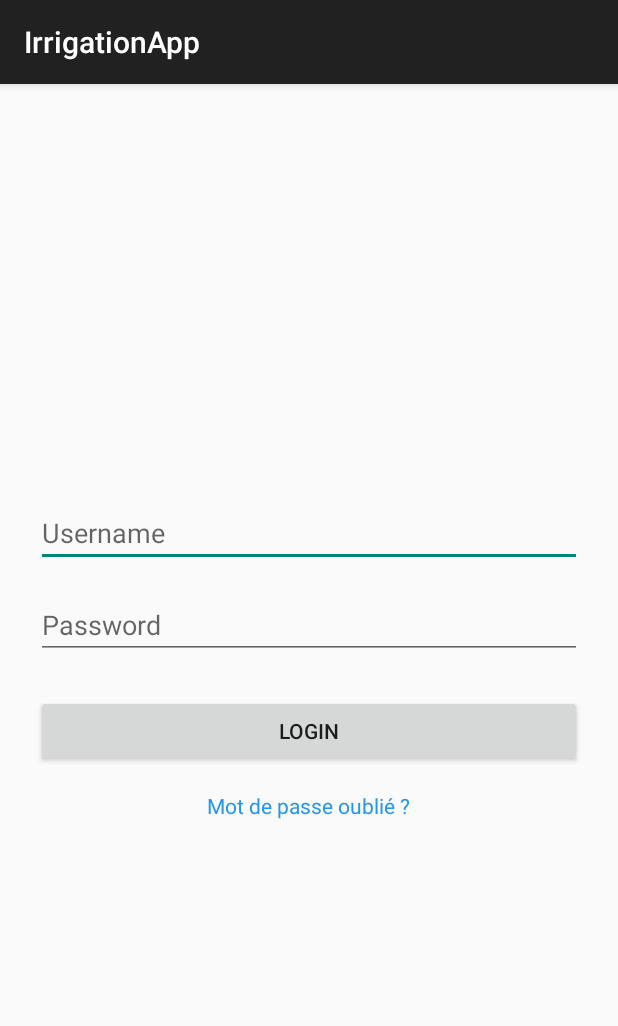
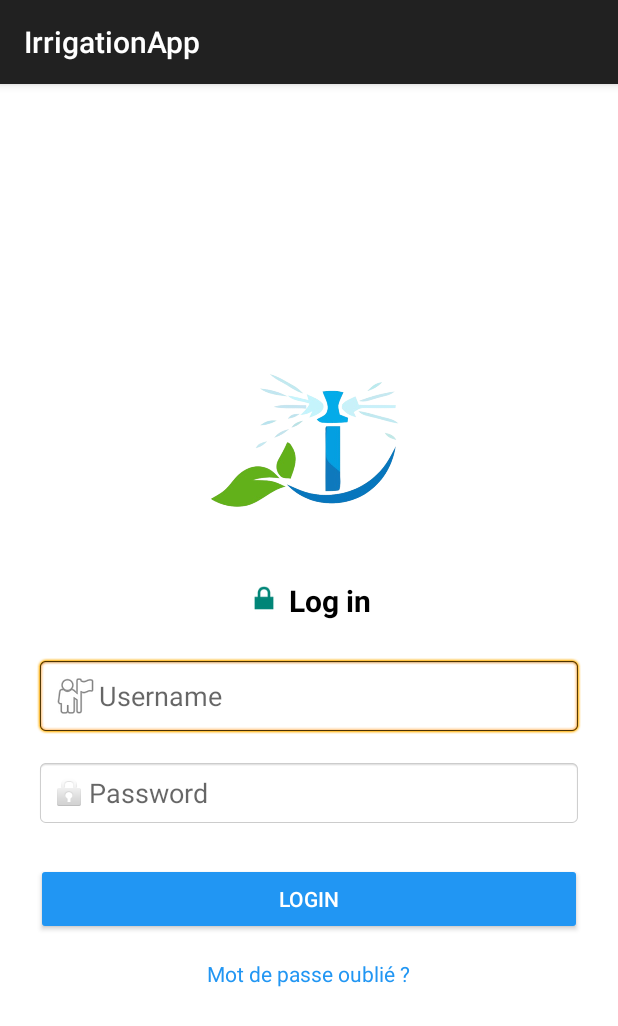
Before and after one commit to LEMNAIZIwalid/IrrigationSys, an Android app built with Jetpack Compose: the LoginActivity screen opened directly, with no data from a screen before it, after a tap on "LOGIN", on a phone screen of 412 x 824 dp. Shown: the top 1026 px of the screen. Run offline under Robolectric (Android 15) with nearby library versions, the light colour scheme and no system bars.

Commit message:
RMI liaison

```diff
--- a/app/src/main/AndroidManifest.xml
+++ b/app/src/main/AndroidManifest.xml
@@ -2,6 +2,9 @@
 <manifest xmlns:android="http://schemas.android.com/apk/res/android"
     xmlns:tools="http://schemas.android.com/tools"
     package="com.example.irrigationapp">
+
+    <!-- Permission pour autoriser l'application à accéder à Internet -->
+    <uses-permission android:name="android.permission.INTERNET" />
 
     <application
         android:allowBackup="true"
@@ -40,10 +43,10 @@
 
         <!-- Page d'accueil après connexion -->
         <activity android:name=".views.HomeActivity" />
+
         <!-- Pages de arrosage -->
         <activity android:name=".views.ArrosageManuelleActivity" />
         <activity android:name=".views.ArrosageAutomatiqueActivity" />
-
 
         <!-- Autres pages appelées depuis HomeActivity -->
         <activity android:name=".views.NotificationActivity" />
--- a/app/src/main/java/com/example/irrigationapp/views/LoginActivity.java
+++ b/app/src/main/java/com/example/irrigationapp/views/LoginActivity.java
@@ -2,7 +2,6 @@ package com.example.irrigationapp.views;
 
 import android.content.Intent;
 import android.os.Bundle;
-import android.view.View;
 import android.widget.Button;
 import android.widget.EditText;
 import android.widget.TextView;
@@ -11,6 +10,8 @@ import android.widget.Toast;
 import androidx.appcompat.app.AppCompatActivity;
 
 import com.example.irrigationapp.R;
+import com.example.irrigationapp.controller.LoginController;
+import com.example.irrigationapp.model.User;
 
 public class LoginActivity extends AppCompatActivity {
 
@@ -18,32 +19,51 @@ public class LoginActivity extends AppCompatActivity {
     private Button loginBtn;
     private TextView forgotPasswordText;
 
+    private LoginController loginController;
+
     @Override
     protected void onCreate(Bundle savedInstanceState) {
         super.onCreate(savedInstanceState);
-        setContentView(R.layout.activity_login); // Vérifie que ce fichier XML contient bien les IDs
+        setContentView(R.layout.activity_login);
 
         usernameEditText = findViewById(R.id.editTextUsername);
         passwordEditText = findViewById(R.id.editTextPassword);
         loginBtn = findViewById(R.id.buttonLogin);
         forgotPasswordText = findViewById(R.id.forgotPasswordText);
 
+        loginController = new LoginController();
+
         loginBtn.setOnClickListener(v -> {
             String username = usernameEditText.getText().toString().trim();
             String password = passwordEditText.getText().toString().trim();
 
-            if (username.equals("admin") && password.equals("admin")) {
-                Intent intent = new Intent(LoginActivity.this, HomeActivity.class);
-                startActivity(intent);
-                finish(); // Pour empêcher de revenir à la page login
-            } else {
-                Toast.makeText(LoginActivity.this, "Identifiants incorrects", Toast.LENGTH_SHORT).show();
+            if (username.isEmpty() || password.isEmpty()) {
+                Toast.makeText(this, "Veuillez remplir tous les champs", Toast.LENGTH_SHORT).show();
+                return;
             }
+
+            User user = new User(username, password);
+
+            loginController.login(user, new LoginController.LoginCallback() {
+                @Override
+                public void onSuccess() {
+                    runOnUiThread(() -> {
+                        Toast.makeText(LoginActivity.this, "Connexion réussie", Toast.LENGTH_SHORT).show();
+                        startActivity(new Intent(LoginActivity.this, HomeActivity.class));
+                        finish();
+                    });
+                }
+
+                @Override
+                public void onFailure(String message) {
+                    runOnUiThread(() ->
+                            Toast.makeText(LoginActivity.this, message, Toast.LENGTH_SHORT).show());
+                }
+            });
         });
 
         forgotPasswordText.setOnClickListener(v -> {
-            Intent intent = new Intent(LoginActivity.this, ForgotPasswordActivity.class);
-            startActivity(intent);
+            startActivity(new Intent(LoginActivity.this, ForgotPasswordActivity.class));
         });
     }
 }
--- a/app/src/main/res/layout/activity_login.xml
+++ b/app/src/main/res/layout/activity_login.xml
@@ -1,33 +1,94 @@
 <?xml version="1.0" encoding="utf-8"?>
 <LinearLayout xmlns:android="http://schemas.android.com/apk/res/android"
+    xmlns:tools="http://schemas.android.com/tools"
+    android:id="@+id/loginLayout"
     android:layout_width="match_parent"
     android:layout_height="match_parent"
     android:orientation="vertical"
+    android:gravity="center"
     android:padding="24dp"
-    android:gravity="center">
+    android:background="#FFFFFF"
+    tools:context=".views.LoginActivity">
 
+    <!-- Logo de l'application -->
+
+    <ImageView
+        android:id="@+id/logoImageView"
+        android:layout_width="150dp"
+        android:layout_height="150dp"
+        android:layout_gravity="center"
+        android:layout_marginBottom="16dp"
+        android:contentDescription="App Logo"
+        android:src="@drawable/sdrlogo_removebg" />
+
+    <!-- Titre "Log in" avec icône -->
+
+<!--    <TextView-->
+<!--        android:id="@+id/appNameText"-->
+<!--        android:layout_width="wrap_content"-->
+<!--        android:layout_height="wrap_content"-->
+<!--        android:layout_gravity="center"-->
+<!--        android:layout_marginTop="0dp"-->
+<!--        android:text="ECO TRACKER"-->
+<!--        android:textColor="#4CAF50"-->
+<!--        android:textSize="16sp"-->
+<!--        android:textStyle="bold" />-->
+
+    <LinearLayout
+        android:layout_width="wrap_content"
+        android:layout_height="wrap_content"
+        android:orientation="horizontal"
+        android:layout_gravity="center"
+        android:layout_marginBottom="24dp">
+
+        <ImageView
+            android:layout_width="24dp"
+            android:layout_height="24dp"
+            android:src="@android:drawable/ic_lock_lock" />
+
+        <TextView
+            android:layout_width="wrap_content"
+            android:layout_height="wrap_content"
+            android:text=" Log in"
+            android:textSize="20sp"
+            android:textStyle="bold"
+            android:textColor="#000000"/>
+    </LinearLayout>
+
+    <!-- Username -->
     <EditText
         android:id="@+id/editTextUsername"
         android:layout_width="match_parent"
         android:layout_height="wrap_content"
         android:hint="Username"
-        android:inputType="text" />
+        android:inputType="text"
+        android:drawableLeft="@android:drawable/ic_menu_myplaces"
+        android:padding="10dp"
+        android:background="@android:drawable/editbox_background" />
 
+    <!-- Password -->
     <EditText
         android:id="@+id/editTextPassword"
         android:layout_width="match_parent"
         android:layout_height="wrap_content"
         android:hint="Password"
         android:inputType="textPassword"
-        android:layout_marginTop="16dp" />
+        android:layout_marginTop="16dp"
+        android:drawableLeft="@android:drawable/ic_lock_idle_lock"
+        android:padding="10dp"
+        android:background="@android:drawable/editbox_background" />
 
+    <!-- Bouton Login -->
     <Button
         android:id="@+id/buttonLogin"
         android:layout_width="match_parent"
         android:layout_height="wrap_content"
         android:text="Login"
-        android:layout_marginTop="24dp" />
+        android:layout_marginTop="24dp"
+        android:backgroundTint="#2196F3"
+        android:textColor="#FFFFFF" />
 
+    <!-- Lien "Mot de passe oublié ?" -->
     <TextView
         android:id="@+id/forgotPasswordText"
         android:layout_width="wrap_content"
@@ -38,5 +99,4 @@
         android:layout_marginTop="16dp"
         android:clickable="true"
         android:focusable="true"/>
-
 </LinearLayout>
```
Also changed, not shown: app/src/main/java/com/example/irrigationapp/controller/LoginController.java (+66 -3 lines), app/src/main/java/com/example/irrigationapp/model/User.java (+21 -0 lines), app/src/main/res/drawable/sdrlogo_removebg.png (added).
